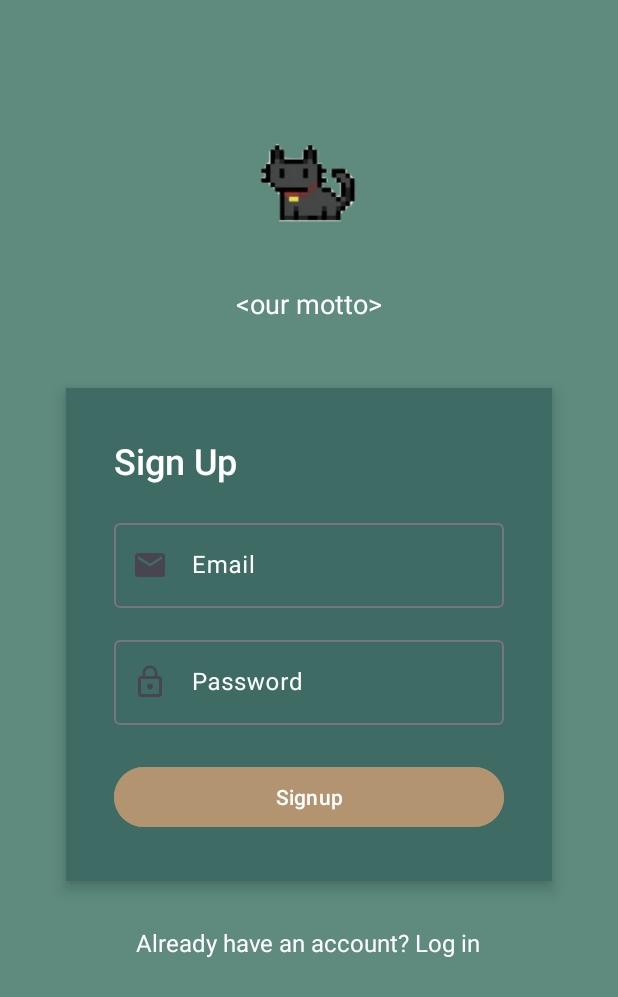
After one commit to Megan-J/Innerly, an Android app: the SignupFragment screen opened through its navigation route, on a phone screen of 412 x 824 dp. The commit adds this screen. Shown: the top 997 px of the screen. Run offline under Robolectric (Android 15) with nearby library versions, the phone set to English and light mode, and no system bars; our stand-ins replace navigation-ui.

Commit message:
added login and signup fragments

```diff
--- /dev/null
+++ b/app/src/main/java/edu/sjsu/android/jams/SignupFragment.java
@@ -0,0 +1,37 @@
+package edu.sjsu.android.jams;
+
+import android.os.Bundle;
+
+import androidx.fragment.app.Fragment;
+
+import android.view.LayoutInflater;
+import android.view.View;
+import android.view.ViewGroup;
+
+public class SignupFragment extends Fragment {
+
+
+    public SignupFragment() {
+        // Required empty public constructor
+    }
+
+
+    public static SignupFragment newInstance(String param1, String param2) {
+        SignupFragment fragment = new SignupFragment();
+        Bundle args = new Bundle();
+        fragment.setArguments(args);
+        return fragment;
+    }
+
+    @Override
+    public void onCreate(Bundle savedInstanceState) {
+        super.onCreate(savedInstanceState);
+    }
+
+    @Override
+    public View onCreateView(LayoutInflater inflater, ViewGroup container,
+                             Bundle savedInstanceState) {
+        // Inflate the layout for this fragment
+        return inflater.inflate(R.layout.fragment_signup, container, false);
+    }
+}
--- /dev/null
+++ b/app/src/main/res/drawable/ic_email.xml
@@ -0,0 +1,5 @@
+<vector xmlns:android="http://schemas.android.com/apk/res/android" android:height="24dp" android:tint="#FFFFFF" android:viewportHeight="24" android:viewportWidth="24" android:width="24dp">
+
+    <path android:fillColor="@android:color/white" android:pathData="M20,4L4,4c-1.1,0 -1.99,0.9 -1.99,2L2,18c0,1.1 0.9,2 2,2h16c1.1,0 2,-0.9 2,-2L22,6c0,-1.1 -0.9,-2 -2,-2zM20,8l-8,5 -8,-5L4,6l8,5 8,-5v2z"/>
+
+</vector>
--- /dev/null
+++ b/app/src/main/res/drawable/ic_password.xml
@@ -0,0 +1,5 @@
+<vector xmlns:android="http://schemas.android.com/apk/res/android" android:height="24dp" android:tint="#FFFFFF" android:viewportHeight="24" android:viewportWidth="24" android:width="24dp">
+
+    <path android:fillColor="@android:color/white" android:pathData="M12,17c1.1,0 2,-0.9 2,-2s-0.9,-2 -2,-2s-2,0.9 -2,2S10.9,17 12,17zM18,8h-1V6c0,-2.76 -2.24,-5 -5,-5S7,3.24 7,6v2H6c-1.1,0 -2,0.9 -2,2v10c0,1.1 0.9,2 2,2h12c1.1,0 2,-0.9 2,-2V10C20,8.9 19.1,8 18,8zM8.9,6c0,-1.71 1.39,-3.1 3.1,-3.1s3.1,1.39 3.1,3.1v2H8.9V6zM18,20H6V10h12V20z"/>
+
+</vector>
--- /dev/null
+++ b/app/src/main/res/layout/fragment_signup.xml
@@ -0,0 +1,120 @@
+<?xml version="1.0" encoding="utf-8"?>
+<FrameLayout xmlns:android="http://schemas.android.com/apk/res/android"
+    xmlns:tools="http://schemas.android.com/tools"
+    android:layout_width="match_parent"
+    android:layout_height="match_parent"
+    xmlns:app="http://schemas.android.com/apk/res-auto"
+    android:fillViewport="true"
+    android:background="#5E8B7E"
+    tools:context=".SignupFragment">
+
+    <LinearLayout
+        android:layout_width="match_parent"
+        android:layout_height="wrap_content"
+        android:orientation="vertical"
+        android:gravity="center_horizontal"
+        android:padding="24dp">
+
+        <ImageView
+            android:id="@+id/logoImage"
+            android:layout_width="100dp"
+            android:layout_height="100dp"
+            android:src="@drawable/cat_logo"
+            android:layout_marginTop="50dp"
+            android:layout_marginBottom="16dp"
+            android:contentDescription="Mascot Image" />
+
+        <!-- Motto -->
+        <TextView
+            android:id="@+id/mottoText"
+            android:layout_width="wrap_content"
+            android:layout_height="wrap_content"
+            android:text="&lt;our motto&gt;"
+            android:textColor="@android:color/white"
+            android:textSize="18sp"
+            android:layout_marginBottom="24dp" />
+
+        <LinearLayout
+            android:layout_width="match_parent"
+            android:layout_height="wrap_content"
+            android:orientation="vertical"
+            android:background="#3E6B64"
+            android:padding="32dp"
+            android:elevation="6dp"
+            android:layout_marginTop="20dp"
+            android:layout_marginBottom="20dp"
+            android:layout_gravity="center_horizontal"
+            android:layout_marginHorizontal="20dp">
+
+            <TextView
+                android:layout_width="wrap_content"
+                android:layout_height="wrap_content"
+                android:text="Sign Up"
+                android:textSize="24sp"
+                android:textColor="@android:color/white"
+                android:layout_marginBottom="20dp"
+                android:fontFamily="sans-serif-medium" />
+
+            <com.google.android.material.textfield.TextInputLayout
+                android:layout_width="match_parent"
+                android:layout_height="wrap_content"
+                android:hint="Email"
+                android:textColorHint="@color/white"
+                app:startIconDrawable="@drawable/ic_email">
+
+                <com.google.android.material.textfield.TextInputEditText
+                    android:id="@+id/inputEmail"
+                    android:layout_width="match_parent"
+                    android:layout_height="wrap_content"
+                    android:inputType="textEmailAddress"
+                    android:paddingStart="48dp"
+                    android:textColor="#FFFFFF" />
+            </com.google.android.material.textfield.TextInputLayout>
+
+
+            <com.google.android.material.textfield.TextInputLayout
+                android:layout_width="match_parent"
+                android:layout_height="wrap_content"
+                android:hint="Password"
+                android:textColorHint="@color/white"
+                app:startIconDrawable="@drawable/ic_password"
+
+                android:layout_marginTop="16dp">
+
+                <com.google.android.material.textfield.TextInputEditText
+                    android:id="@+id/inputPassword"
+                    android:layout_width="match_parent"
+                    android:layout_height="wrap_content"
+                    android:inputType="textPassword"
+                    android:paddingStart="48dp"
+                    android:textColor="#FFFFFF" />
+            </com.google.android.material.textfield.TextInputLayout>
+
+            <Button
+                android:id="@+id/loginButton"
+                android:layout_width="match_parent"
+                android:layout_height="wrap_content"
+                android:layout_marginTop="24dp"
+                android:backgroundTint="#B39471"
+                android:text="Signup"
+                android:textColor="@android:color/white"
+                android:textAllCaps="false" />
+
+        </LinearLayout>
+
+        <TextView
+            android:id="@+id/signUpText"
+            android:layout_width="wrap_content"
+            android:layout_height="wrap_content"
+            android:text="Already have an account? Log in"
+            android:textColor="#FFFFFF"
+            android:layout_marginTop="10dp"
+            android:layout_marginBottom="30dp"
+            android:textSize="16sp"
+            android:clickable="true"
+            android:focusable="true"
+            android:layout_gravity="center_horizontal" />
+
+    </LinearLayout>
+
+</FrameLayout>
--- a/app/src/main/res/navigation/navigation.xml
+++ b/app/src/main/res/navigation/navigation.xml
@@ -25,6 +25,12 @@
         <action
             android:id="@+id/action_openingFragment_to_homepageFragment"
             app:destination="@id/homepageFragment" />
+        <action
+            android:id="@+id/action_openingFragment_to_loginFragment"
+            app:destination="@id/loginFragment" />
+        <action
+            android:id="@+id/action_openingFragment_to_signupFragment"
+            app:destination="@id/signupFragment" />
     </fragment>
     <fragment
         android:id="@+id/homepageFragment"
@@ -60,4 +66,22 @@
             android:id="@+id/action_statsFragment_to_pomodoroFragment"
             app:destination="@id/pomodoroFragment" />
     </fragment>
+    <fragment
+        android:id="@+id/loginFragment"
+        android:name="edu.sjsu.android.jams.LoginFragment"
+        android:label="fragment_login"
+        tools:layout="@layout/fragment_login" >
+        <action
+            android:id="@+id/action_loginFragment_to_homepageFragment"
+            app:destination="@id/homepageFragment" />
+    </fragment>
+    <fragment
+        android:id="@+id/signupFragment"
+        android:name="edu.sjsu.android.jams.SignupFragment"
+        android:label="fragment_signup"
+        tools:layout="@layout/fragment_signup" >
+        <action
+            android:id="@+id/action_signupFragment_to_homepageFragment"
+            app:destination="@id/homepageFragment" />
+    </fragment>
 </navigation>
```
Also changed, not shown: app/src/main/java/edu/sjsu/android/jams/LoginFragment.java (added, +37 -0 lines), app/src/main/res/layout/fragment_login.xml (added, +119 -0 lines).
